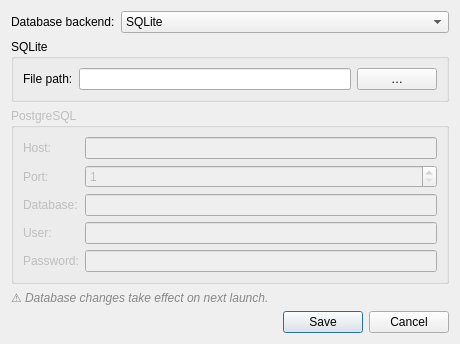
Before: the Qt Designer form src/gui/ui/settings_dialog.ui in techandpeople/SoftEdIBO, drawn with Qt 5.
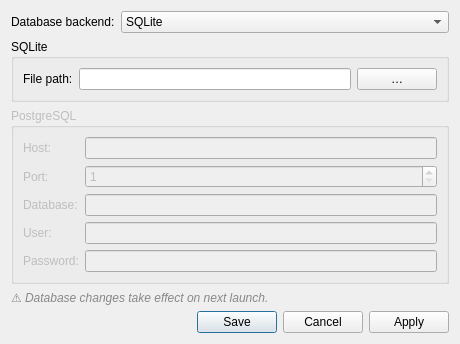
After: the same form once the commit is applied.

Diff of the .ui file:
```diff
--- a/src/gui/ui/settings_dialog.ui
+++ b/src/gui/ui/settings_dialog.ui
@@ -62,7 +62,7 @@
    </item>
    <item>
     <widget class="QDialogButtonBox" name="button_box">
-     <property name="standardButtons"><set>QDialogButtonBox::Cancel|QDialogButtonBox::Save</set></property>
+     <property name="standardButtons"><set>QDialogButtonBox::Apply|QDialogButtonBox::Cancel|QDialogButtonBox::Save</set></property>
     </widget>
    </item>
   </layout>
```
